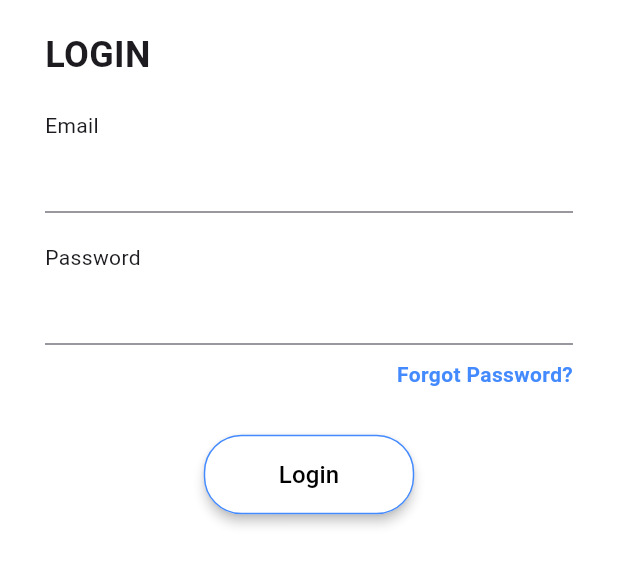
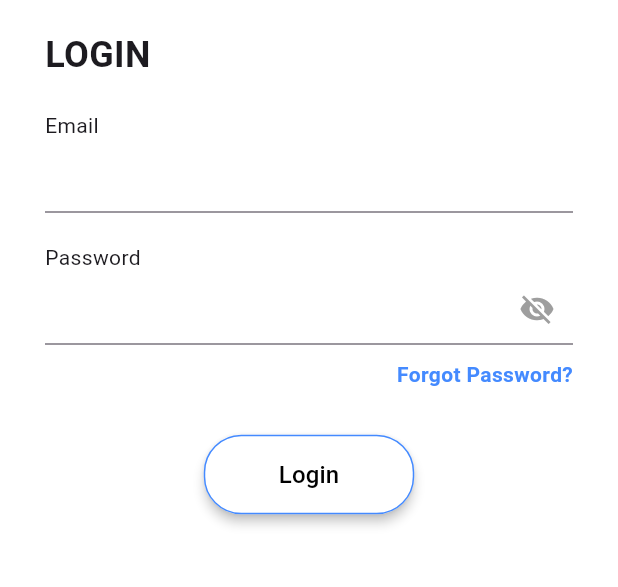
Before and after one commit to Andicleomj/soundnest, a Flutter app: the screen it shows after launch, after a tap on "Login", on a phone screen of 412 x 824 dp, the part 511-1098 px from its top. Run offline on Flutter 3.47's test engine with Material 3 defaults, Android fonts, the phone set to English and light mode, and no system bars; our stand-ins replace audioplayers, firebase_auth, firebase_core, firebase_database; accounts and stored records are empty; network calls fail.

Commit message:
new update

```diff
--- a/lib/screens/auth/login.dart
+++ b/lib/screens/auth/login.dart
@@ -12,6 +12,7 @@ class Login extends StatefulWidget {
 class _LoginState extends State<Login> {
   final TextEditingController _emailController = TextEditingController();
   final TextEditingController _passwordController = TextEditingController();
+  bool _obscurePassword = true; // Untuk toggle show/hide password
 
   @override
   void dispose() {
@@ -37,7 +38,7 @@ class _LoginState extends State<Login> {
       Navigator.pushReplacementNamed(context, AppRoutes.home);
     } catch (e) {
       ScaffoldMessenger.of(context).showSnackBar(
-        SnackBar(
+        const SnackBar(
           content: Text("Login gagal"),
           backgroundColor: Colors.redAccent,
         ),
@@ -78,8 +79,21 @@ class _LoginState extends State<Login> {
             const Text("Password"),
             TextField(
               controller: _passwordController,
-              obscureText: true,
-              decoration: const InputDecoration(border: UnderlineInputBorder()),
+              obscureText: _obscurePassword,
+              decoration: InputDecoration(
+                border: const UnderlineInputBorder(),
+                suffixIcon: IconButton(
+                  icon: Icon(
+                    _obscurePassword ? Icons.visibility_off : Icons.visibility,
+                    color: Colors.grey,
+                  ),
+                  onPressed: () {
+                    setState(() {
+                      _obscurePassword = !_obscurePassword;
+                    });
+                  },
+                ),
+              ),
             ),
             const SizedBox(height: 10),
             Align(
```
